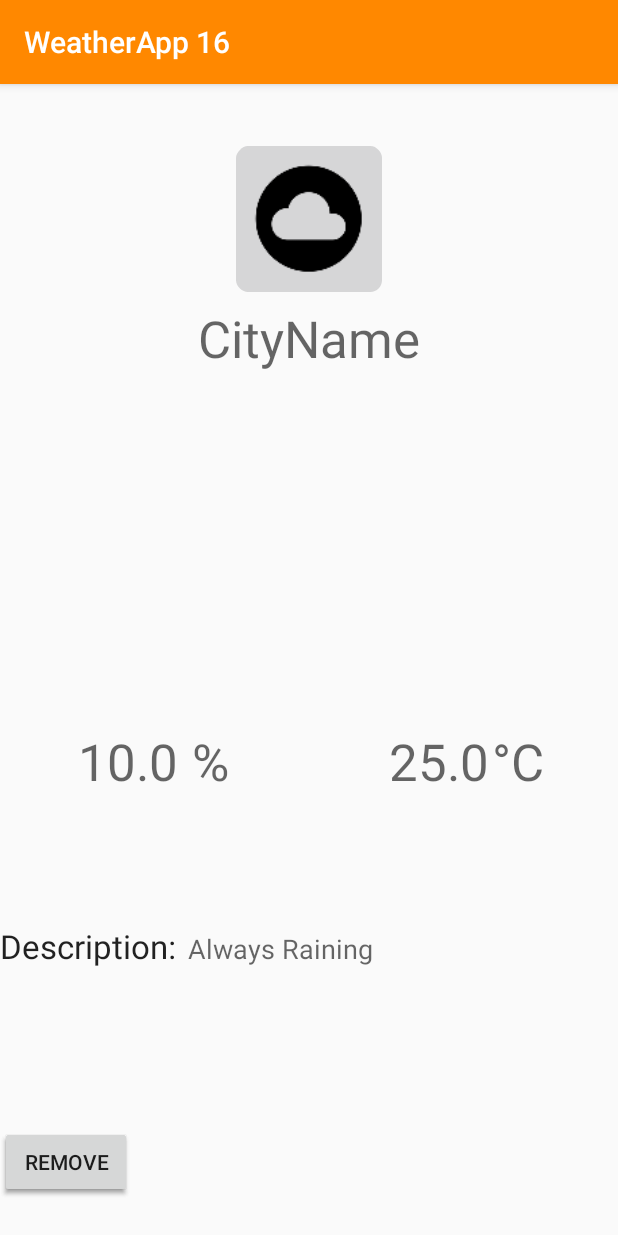
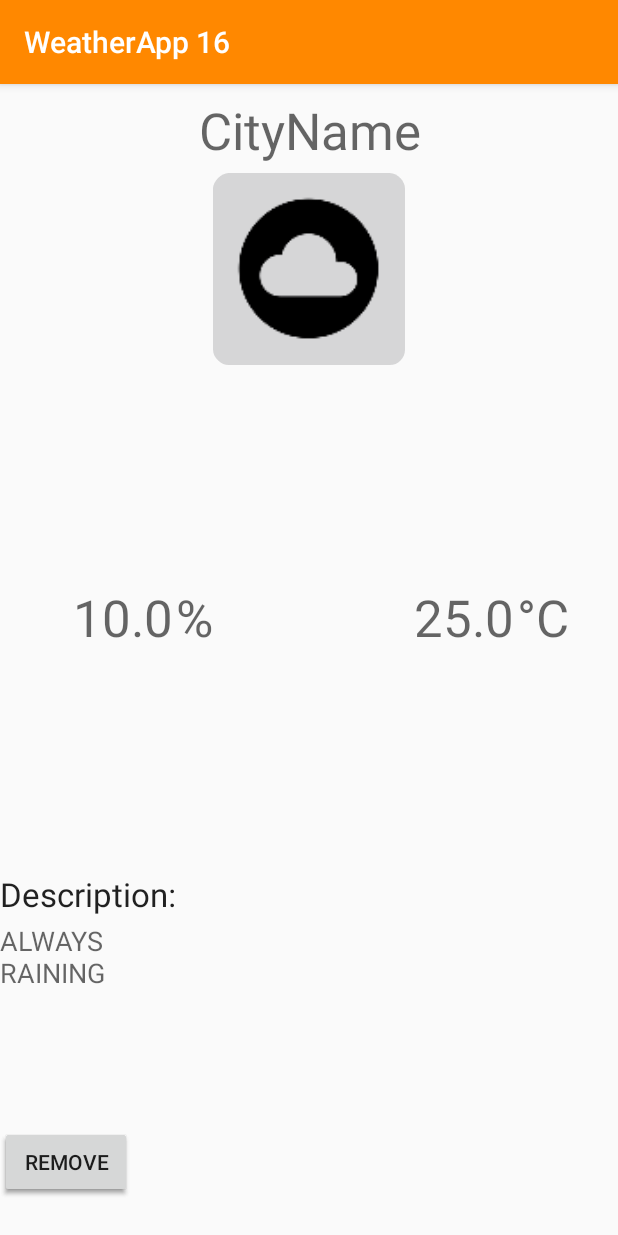
Before and after one commit to JacobAagaard/WeatherApp, an Android app: the CityDetailsActivity screen opened directly, with no data from a screen before it, on a phone screen of 412 x 824 dp. Run offline under Robolectric (Android 15) with nearby library versions, the phone set to English and light mode, and no system bars; 7 statements that could not run were skipped.

Commit message:
updated activities UI and other important stuffs. does anybody ever read these commit messages?

```diff
--- a/app/src/main/java/com/flonk/weatherapp/CityDetailsActivity.java
+++ b/app/src/main/java/com/flonk/weatherapp/CityDetailsActivity.java
@@ -13,12 +13,10 @@ import android.view.View;
 import android.widget.Button;
 import android.widget.ImageView;
 import android.widget.TextView;
+import android.widget.Toast;
 
-import com.google.gson.Gson;
-
-import java.lang.reflect.Method;
-
-import static com.flonk.weatherapp.Globals.NEW_WEATHER_DATA;
+import static com.flonk.weatherapp.Globals.CITY_WEATHER_NAME;
+import static com.flonk.weatherapp.Globals.RESULT_CODE_REMOVE;
 
 public class CityDetailsActivity extends AppCompatActivity {
 
@@ -29,13 +27,18 @@ public class CityDetailsActivity extends AppCompatActivity {
     private WeatherService.WeatherServiceBinder weatherServiceBinder;
     private boolean isBoundToWeatherService = false;
 
+    AllCitiesWeather allCitiesWeather;
+    CityWeatherData currentData;
+
+    String cityName;
+
     protected void onCreate(Bundle savedInstanceState) {
         super.onCreate(savedInstanceState);
         setContentView(R.layout.activity_city_details);
 
         Intent bindServiceIntent = new Intent(this, WeatherService.class);
         bindService(bindServiceIntent, serviceConnection, BIND_AUTO_CREATE);
-
+        cityName = getIntent().getStringExtra("City_Name");
 
         buttonOK = findViewById(R.id.buttonOK);
         buttonRemove = findViewById(R.id.buttonRemove);
@@ -44,17 +47,6 @@ public class CityDetailsActivity extends AppCompatActivity {
         textViewWeatherDescription = findViewById(R.id.textViewWeatherDescription);
         textViewTemperature = findViewById(R.id.textViewTemperature);
         imvIcon = findViewById(R.id.imvIcon);
-
-        Gson gson = new Gson();
-        String intentString = getIntent().getStringExtra("City_ID");
-
-        CityWeatherData cityWeatherData = gson.fromJson(intentString, CityWeatherData.class);
-
-        textViewCityName.setText(cityWeatherData.Name);
-        textViewHumidity.setText(cityWeatherData.Humidity);
-        textViewTemperature.setText(cityWeatherData.Temperature);
-        textViewWeatherDescription.setText(cityWeatherData.Description);
-        imvIcon.setImageResource(setIcon(cityWeatherData.Icon));
 
         buttonOK.setOnClickListener(new View.OnClickListener() {
             @Override
@@ -66,9 +58,25 @@ public class CityDetailsActivity extends AppCompatActivity {
         buttonRemove.setOnClickListener(new View.OnClickListener() {
             @Override
             public void onClick(View view) {
+                if(isBoundToWeatherService){
+                    weatherServiceBinder.RemoveCity(cityName);
+                    setResult(RESULT_CODE_REMOVE);
+                    setIntent(new Intent().putExtra(CITY_WEATHER_NAME, cityName));
+                }
+                else
+                {
+                    Toast.makeText(CityDetailsActivity.this, "NOT BOUND", Toast.LENGTH_SHORT).show();
+                    return;
+                }
                 finish();
             }
         });
+    }
+
+    @Override
+    protected void onPause() {
+        unbindService(serviceConnection);
+        super.onPause();
     }
 
     private ServiceConnection serviceConnection = new ServiceConnection() {
@@ -76,6 +84,7 @@ public class CityDetailsActivity extends AppCompatActivity {
         public void onServiceConnected(ComponentName componentName, IBinder iBinder) {
             weatherServiceBinder = (WeatherService.WeatherServiceBinder) iBinder;
             isBoundToWeatherService = true;
+            setupUIWithServiceData();
         }
 
         @Override
@@ -83,6 +92,17 @@ public class CityDetailsActivity extends AppCompatActivity {
             isBoundToWeatherService = false;
         }
     };
+
+    private void setupUIWithServiceData(){
+        allCitiesWeather = weatherServiceBinder.getAllCitiesWeather();
+        String cityName = getIntent().getStringExtra("City_Name");
+        CityWeatherData currentData = allCitiesWeather.GetCityWeatherData(cityName);
+        textViewCityName.setText(currentData.Name);
+        textViewHumidity.setText(currentData.Humidity);
+        textViewTemperature.setText(currentData.Temperature);
+        textViewWeatherDescription.setText(currentData.Description);
+        imvIcon.setImageResource(setIcon(currentData.Icon));
+    }
 
     private int setIcon(String iconID){
         switch (iconID){
--- a/app/src/main/java/com/flonk/weatherapp/Globals.java
+++ b/app/src/main/java/com/flonk/weatherapp/Globals.java
@@ -6,6 +6,7 @@ package com.flonk.weatherapp;
 
 public final class Globals {
     public final static String WEATHER_QUERY_RESULT_FILTER = "com.flonk.weatherapp.weather.query.result.filter";
-    public final static String NEW_WEATHER_DATA = "com.flonk.weatherapp.new.weather.data";
     public final static String CITY_WEATHER_NAME = "com.flonk.weatherapp.city.weather.name";
+    public final static int REQUEST_CODE_DETAILS = 666;
+    public final static int RESULT_CODE_REMOVE = 999;
 }
--- a/app/src/main/java/com/flonk/weatherapp/WeatherService.java
+++ b/app/src/main/java/com/flonk/weatherapp/WeatherService.java
@@ -12,7 +12,8 @@ import android.widget.Toast;
 import com.google.gson.Gson;
 import org.json.JSONException;
 import org.json.JSONObject;
-import static com.flonk.weatherapp.Globals.NEW_WEATHER_DATA;
+
+import static com.flonk.weatherapp.Globals.CITY_WEATHER_NAME;
 import static com.flonk.weatherapp.Globals.WEATHER_QUERY_RESULT_FILTER;
 import static java.lang.Math.round;
 
@@ -95,7 +96,7 @@ public class WeatherService extends Service implements WeatherQueryCallback {
 
         // broadcasts that new data is available
         Intent resultIntent = new Intent(WEATHER_QUERY_RESULT_FILTER);
-        resultIntent.putExtra(NEW_WEATHER_DATA, newCityWeatherData.Name);
+        resultIntent.putExtra(CITY_WEATHER_NAME, newCityWeatherData.Name);
         sendBroadcast(resultIntent);
     }
 
--- a/app/src/main/res/layout/activity_city_details.xml
+++ b/app/src/main/res/layout/activity_city_details.xml
@@ -8,29 +8,30 @@
 
     <ImageView
         android:id="@+id/imvIcon"
-        android:layout_width="108dp"
-        android:layout_height="97dp"
-        android:layout_marginTop="16dp"
+        android:layout_width="128dp"
+        android:layout_height="132dp"
+        android:layout_marginTop="4dp"
         android:contentDescription="@string/imv_weather_icon"
+        android:cropToPadding="false"
         app:layout_constraintBottom_toBottomOf="parent"
         app:layout_constraintLeft_toLeftOf="parent"
         app:layout_constraintRight_toRightOf="parent"
-        app:layout_constraintTop_toTopOf="parent"
-        app:layout_constraintVertical_bias="0.039"
+        app:layout_constraintTop_toBottomOf="@+id/textViewCityName"
+        app:layout_constraintVertical_bias="0.0"
         app:srcCompat="@mipmap/ic_launcher_round" />
 
     <TextView
         android:id="@+id/textViewCityName"
         android:layout_width="wrap_content"
         android:layout_height="wrap_content"
-        android:layout_marginTop="8dp"
         android:text="@string/tv_cityname"
         android:textAppearance="@style/TextAppearance.AppCompat.Display1"
         app:layout_constraintBottom_toBottomOf="parent"
+        app:layout_constraintHorizontal_bias="0.503"
         app:layout_constraintLeft_toLeftOf="parent"
         app:layout_constraintRight_toRightOf="parent"
-        app:layout_constraintTop_toBottomOf="@+id/imvIcon"
-        app:layout_constraintVertical_bias="0.0" />
+        app:layout_constraintTop_toTopOf="parent"
+        app:layout_constraintVertical_bias="0.011" />
 
     <TextView
         android:id="@+id/textViewHumidity"
@@ -40,11 +41,11 @@
         android:text="@string/tv_humidty"
         android:textAppearance="@style/TextAppearance.AppCompat.Display1"
         app:layout_constraintBottom_toBottomOf="parent"
-        app:layout_constraintHorizontal_bias="0.15"
+        app:layout_constraintHorizontal_bias="0.141"
         app:layout_constraintLeft_toLeftOf="parent"
         app:layout_constraintRight_toRightOf="parent"
         app:layout_constraintTop_toTopOf="parent"
-        app:layout_constraintVertical_bias="0.593" />
+        app:layout_constraintVertical_bias="0.46" />
 
     <TextView
         android:id="@+id/textViewPercentage"
@@ -56,7 +57,7 @@
         android:textAppearance="@style/TextAppearance.AppCompat.Display1"
         app:layout_constraintBaseline_toBaselineOf="@+id/textViewHumidity"
         app:layout_constraintEnd_toEndOf="parent"
-        app:layout_constraintHorizontal_bias="0.028"
+        app:layout_constraintHorizontal_bias="0.0"
         app:layout_constraintStart_toEndOf="@+id/textViewHumidity"
         android:layout_marginRight="8dp"
         android:layout_marginLeft="2dp" />
@@ -69,11 +70,11 @@
         android:text="@string/tv_temperature"
         android:textAppearance="@style/TextAppearance.AppCompat.Display1"
         app:layout_constraintBottom_toBottomOf="parent"
-        app:layout_constraintHorizontal_bias="0.75"
+        app:layout_constraintHorizontal_bias="0.8"
         app:layout_constraintLeft_toLeftOf="parent"
         app:layout_constraintRight_toRightOf="parent"
         app:layout_constraintTop_toTopOf="parent"
-        app:layout_constraintVertical_bias="0.593" />
+        app:layout_constraintVertical_bias="0.46" />
 
     <TextView
         android:id="@+id/textViewCelsius"
@@ -83,12 +84,10 @@
         android:layout_marginStart="2dp"
         android:text="@string/tv_celsius"
         android:textAppearance="@style/TextAppearance.AppCompat.Display1"
-        app:layout_constraintBottom_toBottomOf="parent"
+        app:layout_constraintBaseline_toBaselineOf="@+id/textViewTemperature"
         app:layout_constraintEnd_toEndOf="parent"
         app:layout_constraintHorizontal_bias="0.0"
         app:layout_constraintStart_toEndOf="@+id/textViewTemperature"
-        app:layout_constraintTop_toTopOf="parent"
-        app:layout_constraintVertical_bias="0.593"
         android:layout_marginRight="8dp"
         android:layout_marginLeft="2dp" />
 
@@ -125,24 +124,26 @@
         android:text="@string/tv_title_description"
         android:textAppearance="@style/TextAppearance.AppCompat.Large"
         app:layout_constraintBottom_toBottomOf="parent"
-        app:layout_constraintHorizontal_bias="0.15"
         app:layout_constraintLeft_toLeftOf="parent"
         app:layout_constraintRight_toRightOf="parent"
         app:layout_constraintStart_toStartOf="parent"
         app:layout_constraintTop_toTopOf="parent"
-        app:layout_constraintVertical_bias="0.758" />
+        app:layout_constraintVertical_bias="0.711" />
 
     <TextView
         android:id="@+id/textViewWeatherDescription"
-        android:layout_width="wrap_content"
-        android:layout_height="wrap_content"
-        android:layout_marginEnd="8dp"
-        android:layout_marginStart="8dp"
+        android:layout_width="120dp"
+        android:layout_height="65dp"
+        android:layout_marginTop="4dp"
+        android:isScrollContainer="false"
         android:text="@string/tv_weather_description"
+        android:textAllCaps="true"
         android:textAppearance="@style/TextAppearance.AppCompat.Medium"
-        app:layout_constraintBaseline_toBaselineOf="@+id/textViewDescription"
+        app:layout_constraintBottom_toBottomOf="parent"
         app:layout_constraintEnd_toEndOf="parent"
         app:layout_constraintHorizontal_bias="0.0"
-        app:layout_constraintStart_toEndOf="@+id/textViewDescription" />
+        app:layout_constraintStart_toStartOf="@+id/textViewDescription"
+        app:layout_constraintTop_toBottomOf="@+id/textViewDescription"
+        app:layout_constraintVertical_bias="0.0" />
 
 </android.support.constraint.ConstraintLayout>
```
Also changed, not shown: app/src/main/java/com/flonk/weatherapp/CityListActivity.java (+16 -13 lines), app/src/main/res/layout/activity_city_list.xml (+8 -6 lines).
